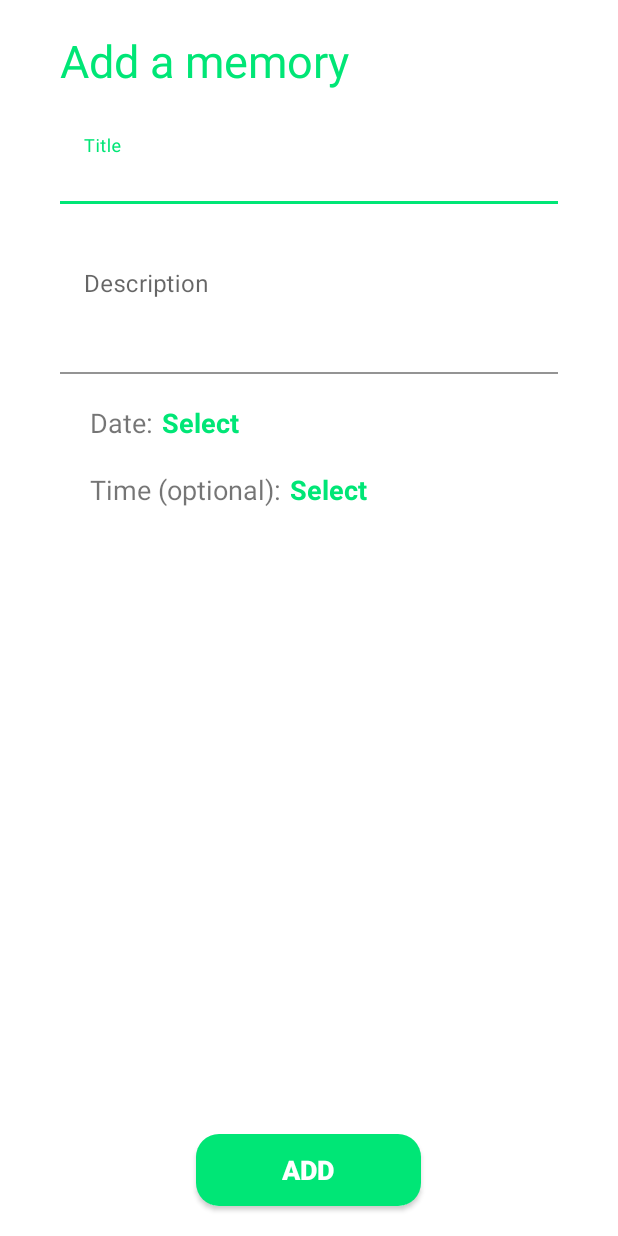
After one commit to BSkura98/MyMemories, an Android app: the AddMemoryActivity screen opened directly, with no data from a screen before it, on a phone screen of 412 x 824 dp. The commit adds this screen. Run offline under Robolectric (Android 15) with nearby library versions, the phone set to English and light mode, and no system bars; Roboto replaces fonts that are not available here.

Commit message:
[Mobile App] Implemented memory adding

```diff
--- a/MobileApplication/app/src/main/AndroidManifest.xml
+++ b/MobileApplication/app/src/main/AndroidManifest.xml
@@ -11,7 +11,8 @@
         android:roundIcon="@mipmap/ic_launcher_round"
         android:supportsRtl="true"
         android:theme="@style/AppTheme">
-        <activity android:name=".MainActivity"></activity>
+        <activity android:name=".AddMemoryActivity"></activity>
+        <activity android:name=".MainActivity" />
         <activity android:name=".RegisterActivity" />
         <activity android:name=".LoginActivity">
             <intent-filter>
--- a/MobileApplication/app/src/main/java/com/bartlomiejskura/mymemories/MainActivity.java
+++ b/MobileApplication/app/src/main/java/com/bartlomiejskura/mymemories/MainActivity.java
@@ -141,6 +141,7 @@ public class MainActivity extends AppCompatActivity implements NavigationView.On
         editor.remove("firstName");
         editor.remove("lastName");
         editor.remove("birthday");
+        editor.remove("token");
         editor.apply();
 
         drawerLayout.closeDrawer(GravityCompat.START);
--- a/MobileApplication/app/src/main/java/com/bartlomiejskura/mymemories/model/User.java
+++ b/MobileApplication/app/src/main/java/com/bartlomiejskura/mymemories/model/User.java
@@ -22,6 +22,10 @@ public class User {
         this.firstName = firstName;
         this.lastName = lastName;
         this.birthday = birthday;
+    }
+
+    public User(Long id) {
+        this.id = id;
     }
 
     public Long getId() {
--- /dev/null
+++ b/MobileApplication/app/src/main/res/layout/activity_add_memory.xml
@@ -0,0 +1,152 @@
+<?xml version="1.0" encoding="utf-8"?>
+<androidx.constraintlayout.widget.ConstraintLayout xmlns:android="http://schemas.android.com/apk/res/android"
+    xmlns:app="http://schemas.android.com/apk/res-auto"
+    xmlns:tools="http://schemas.android.com/tools"
+    android:layout_width="match_parent"
+    android:layout_height="match_parent"
+    tools:context=".AddMemoryActivity">
+
+    <ScrollView
+        android:layout_width="match_parent"
+        android:layout_height="match_parent"
+        android:layout_marginTop="70dp"
+        android:layout_marginBottom="80dp"
+        app:layout_constraintBottom_toBottomOf="parent"
+        app:layout_constraintEnd_toEndOf="parent"
+        app:layout_constraintStart_toStartOf="parent"
+        app:layout_constraintTop_toTopOf="parent">
+
+        <androidx.constraintlayout.widget.ConstraintLayout
+            android:layout_width="match_parent"
+            android:layout_height="match_parent">
+
+
+            <com.google.android.material.textfield.TextInputLayout
+                android:id="@+id/textInputLayout"
+                style="@style/Widget.MaterialComponents.TextInputLayout.FilledBox"
+                android:layout_width="match_parent"
+                android:layout_height="wrap_content"
+                android:layout_marginStart="40dp"
+                android:layout_marginLeft="40dp"
+                android:layout_marginTop="10dp"
+                android:layout_marginEnd="40dp"
+                android:layout_marginRight="40dp"
+                android:hint="Title"
+                app:boxBackgroundColor="#FFFFFF"
+                app:layout_constraintEnd_toEndOf="parent"
+                app:layout_constraintStart_toStartOf="parent"
+                app:layout_constraintTop_toTopOf="parent">
+
+                <com.google.android.material.textfield.TextInputEditText
+                    android:id="@+id/titleEditText"
+                    android:layout_width="match_parent"
+                    android:layout_height="match_parent" />
+            </com.google.android.material.textfield.TextInputLayout>
+
+            <com.google.android.material.textfield.TextInputLayout
+                android:id="@+id/textInputLayout2"
+                style="@style/Widget.MaterialComponents.TextInputLayout.FilledBox"
+                android:layout_width="match_parent"
+                android:layout_height="wrap_content"
+                android:layout_marginStart="40dp"
+                android:layout_marginLeft="40dp"
+                android:layout_marginTop="20dp"
+                android:layout_marginEnd="40dp"
+                android:layout_marginRight="40dp"
+                android:hint="Description"
+                app:boxBackgroundColor="#FFFFFF"
+                app:layout_constraintEnd_toEndOf="parent"
+                app:layout_constraintStart_toStartOf="parent"
+                app:layout_constraintTop_toBottomOf="@+id/textInputLayout">
+
+                <com.google.android.material.textfield.TextInputEditText
+                    android:id="@+id/descriptionEditText"
+                    android:layout_width="match_parent"
+                    android:layout_height="match_parent"
+                    android:inputType="textMultiLine"
+                    android:gravity="top|left"
+                    android:lines="3"/>
+            </com.google.android.material.textfield.TextInputLayout>
+
+            <TextView
+                android:id="@+id/textView6"
+                android:layout_width="wrap_content"
+                android:layout_height="wrap_content"
+                android:layout_marginStart="60dp"
+                android:layout_marginLeft="60dp"
+                android:layout_marginTop="20dp"
+                android:text="Date:"
+                android:textSize="18sp"
+                app:layout_constraintStart_toStartOf="parent"
+                app:layout_constraintTop_toBottomOf="@+id/textInputLayout2" />
+
+            <TextView
+                android:id="@+id/dateTextView"
+                android:layout_width="wrap_content"
+                android:layout_height="wrap_content"
+                android:layout_marginStart="6dp"
+                android:layout_marginLeft="6dp"
+                android:layout_marginTop="20dp"
+                android:clickable="true"
+                android:text="Select"
+                android:textColor="@color/colorPrimary"
+                android:textSize="18sp"
+                android:textStyle="bold"
+                app:layout_constraintStart_toEndOf="@+id/textView6"
+                app:layout_constraintTop_toBottomOf="@+id/textInputLayout2" />
+
+            <TextView
+                android:id="@+id/textView7"
+                android:layout_width="wrap_content"
+                android:layout_height="wrap_content"
+                android:layout_marginStart="60dp"
+                android:layout_marginLeft="60dp"
+                android:layout_marginTop="20dp"
+                android:text="Time (optional):"
+                android:textSize="18sp"
+                app:layout_constraintStart_toStartOf="parent"
+                app:layout_constraintTop_toBottomOf="@+id/textView6" />
+
+            <TextView
+                android:id="@+id/timeTextView"
+                android:layout_width="wrap_content"
+                android:layout_height="wrap_content"
+                android:layout_marginStart="6dp"
+                android:layout_marginLeft="6dp"
+                android:layout_marginTop="20dp"
+                android:clickable="true"
+                android:text="Select"
+                android:textColor="@color/colorPrimary"
+                android:textSize="18sp"
+                android:textStyle="bold"
+                app:layout_constraintStart_toEndOf="@+id/textView7"
+                app:layout_constraintTop_toBottomOf="@+id/textView6" />
+        </androidx.constraintlayout.widget.ConstraintLayout>
+    </ScrollView>
+
+    <TextView
+        android:id="@+id/textView2"
+        android:layout_width="wrap_content"
+        android:layout_height="wrap_content"
+        android:layout_marginStart="40dp"
+        android:layout_marginLeft="40dp"
+        android:layout_marginTop="20dp"
+        android:text="Add a memory"
+        android:textColor="@color/colorPrimary"
+        android:textSize="30sp"
+        app:layout_constraintStart_toStartOf="parent"
+        app:layout_constraintTop_toTopOf="parent" />
+
+    <Button
+        android:id="@+id/addMemoryButton"
+        style="@style/ButtonStyle"
+        android:layout_width="150dp"
+        android:layout_marginBottom="20dp"
+        android:text="Add"
+        android:textStyle="bold"
+        app:layout_constraintBottom_toBottomOf="parent"
+        app:layout_constraintEnd_toEndOf="parent"
+        app:layout_constraintHorizontal_bias="0.498"
+        app:layout_constraintStart_toStartOf="parent" />
+
+</androidx.constraintlayout.widget.ConstraintLayout>
--- a/MobileApplication/app/src/main/res/layout/fragment_recent_entries.xml
+++ b/MobileApplication/app/src/main/res/layout/fragment_recent_entries.xml
@@ -6,11 +6,11 @@
     android:layout_height="match_parent">
 
     <Button
-        android:id="@+id/logoutButton"
+        android:id="@+id/addMemoryButton"
         android:layout_width="wrap_content"
         android:layout_height="wrap_content"
         android:layout_marginTop="200dp"
-        android:text="Logout"
+        android:text="Add memory"
         app:layout_constraintEnd_toEndOf="parent"
         app:layout_constraintStart_toStartOf="parent"
         app:layout_constraintTop_toTopOf="parent" />
```
Also changed, not shown: MobileApplication/app/src/main/java/com/bartlomiejskura/mymemories/AddMemoryActivity.java (added, +158 -0 lines), MobileApplication/app/src/main/java/com/bartlomiejskura/mymemories/fragment/RecentEntriesFragment.java (+4 -8 lines), MobileApplication/app/src/main/java/com/bartlomiejskura/mymemories/model/Memory.java (added, +60 -0 lines), MobileApplication/app/src/main/java/com/bartlomiejskura/mymemories/task/CreateMemoryTask.java (added, +58 -0 lines).
